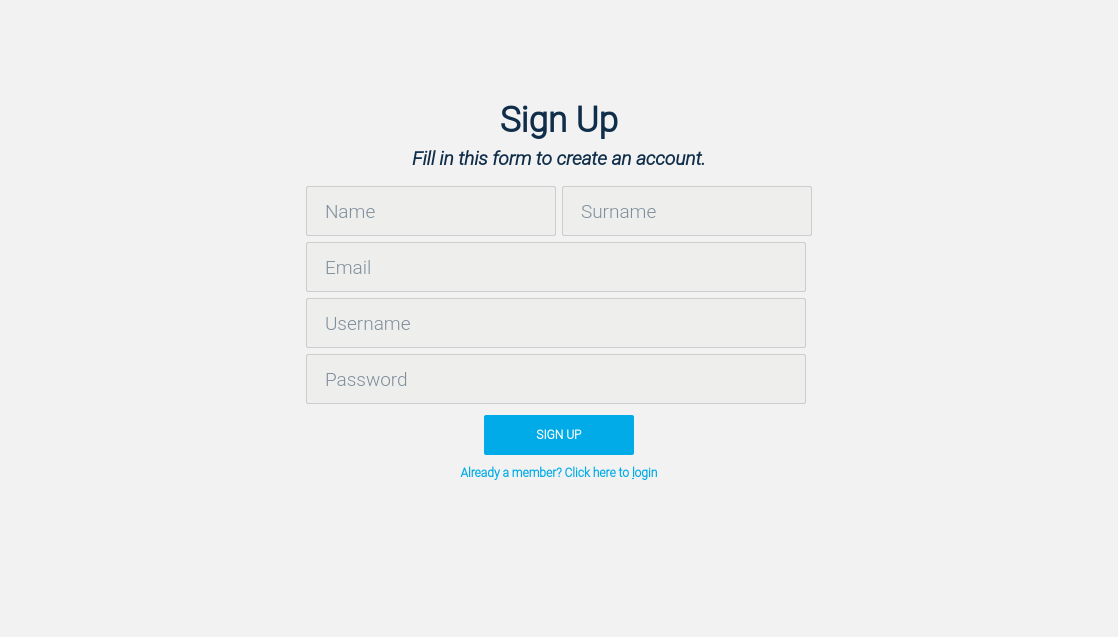
Qt form src/client/loginTextEditor.ui (franco-ruggeri/write-together) before a commit.
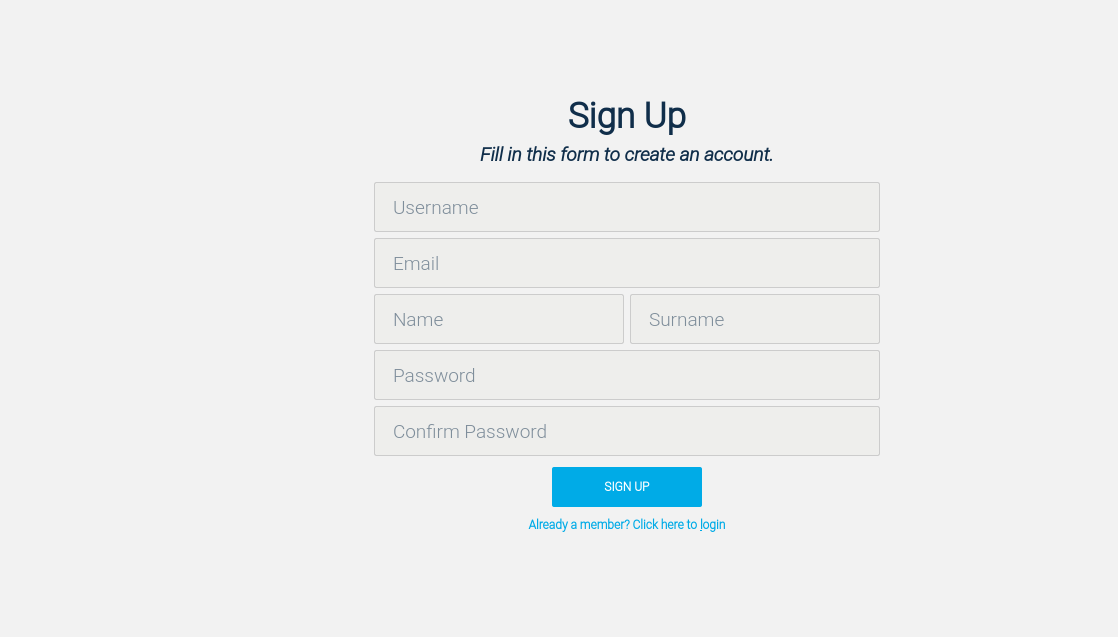
The same form after that commit. The open tabs and pages were chosen to show the change. Icons and pictures are not drawn.

Commit message: minor fixes to layout, added a better image with app title, rearrenged ui in signup

Diff of the .ui file:
```diff
--- a/src/client/loginTextEditor.ui
+++ b/src/client/loginTextEditor.ui
@@ -768,27 +768,79 @@
      <family>Roboto Light</family>
     </font>
    </property>
-   <layout class="QVBoxLayout" name="verticalLayout">
+   <layout class="QVBoxLayout" name="verticalLayout_4">
     <item>
-     <spacer name="verticalSpacer_5">
+     <layout class="QHBoxLayout" name="horizontalLayout_4">
+      <item>
+       <widget class="QLabel" name="label_image_login_2">
+        <property name="enabled">
+         <bool>true</bool>
+        </property>
+        <property name="sizePolicy">
+         <sizepolicy hsizetype="Expanding" vsizetype="Expanding">
+          <horstretch>0</horstretch>
+          <verstretch>0</verstretch>
+         </sizepolicy>
+        </property>
+        <property name="minimumSize">
+         <size>
+          <width>0</width>
+          <height>0</height>
+         </size>
+        </property>
+        <property name="maximumSize">
+         <size>
+          <width>900</width>
+          <height>700</height>
+         </size>
+        </property>
+        <property name="styleSheet">
+         <string notr="true">background-color: transparent;</string>
+        </property>
+        <property name="text">
+         <string/>
+        </property>
+        <property name="pixmap">
+         <pixmap resource="resource.qrc">:/images/background.png</pixmap>
+        </property>
+        <property name="scaledContents">
+         <bool>true</bool>
+        </property>
+       </widget>
+      </item>
+      <item>
+       <spacer name="horizontalSpacer_4">
       <property name="orientation">
-       <enum>Qt::Vertical</enum>
-      </property>
-      <property name="sizeType">
-       <enum>QSizePolicy::Maximum</enum>
+         <enum>Qt::Horizontal</enum>
       </property>
       <property name="sizeHint" stdset="0">
        <size>
-        <width>20</width>
-        <height>90</height>
+          <width>40</width>
+          <height>20</height>
        </size>
       </property>
      </spacer>
     </item>
     <item>
-     <layout class="QVBoxLayout" name="verticalLayout_8">
+       <layout class="QVBoxLayout" name="verticalLayout_3" stretch="0,0,0">
+        <property name="rightMargin">
+         <number>50</number>
+        </property>
       <item>
        <layout class="QVBoxLayout" name="verticalLayout_2">
+          <item>
+           <spacer name="verticalSpacer_12">
+            <property name="orientation">
+             <enum>Qt::Vertical</enum>
+            </property>
+            <property name="sizeHint" stdset="0">
+             <size>
+              <width>20</width>
+              <height>40</height>
+             </size>
+            </property>
+           </spacer>
+          </item>
         <item>
          <widget class="QLabel" name="signup_label_title">
           <property name="font">
@@ -847,26 +899,90 @@
        </layout>
       </item>
       <item>
-       <layout class="QHBoxLayout" name="horizontalLayout_8">
+         <layout class="QVBoxLayout" name="verticalLayout">
         <item>
-         <spacer name="horizontalSpacer_4">
-          <property name="orientation">
-           <enum>Qt::Horizontal</enum>
-          </property>
-          <property name="sizeHint" stdset="0">
+           <widget class="QLineEdit" name="signup_username_lineEdit">
+            <property name="sizePolicy">
+             <sizepolicy hsizetype="Expanding" vsizetype="Preferred">
+              <horstretch>2</horstretch>
+              <verstretch>0</verstretch>
+             </sizepolicy>
+            </property>
+            <property name="minimumSize">
            <size>
-            <width>40</width>
-            <height>20</height>
-           </size>
-          </property>
-         </spacer>
+              <width>250</width>
+              <height>50</height>
+             </size>
+            </property>
+            <property name="maximumSize">
+             <size>
+              <width>16777215</width>
+              <height>50</height>
+             </size>
+            </property>
+            <property name="font">
+             <font>
+              <family>Roboto Light</family>
+              <pointsize>14</pointsize>
+             </font>
+            </property>
+            <property name="styleSheet">
+             <string notr="true">color:  #102E4A; border-radius: 2px;
+
+background-color: rgb(238, 238, 236);</string>
+            </property>
+            <property name="inputMask">
+             <string/>
+            </property>
+            <property name="text">
+             <string/>
+            </property>
+            <property name="placeholderText">
+             <string>Username</string>
+            </property>
+           </widget>
         </item>
         <item>
-         <layout class="QVBoxLayout" name="verticalLayout_6">
-          <item>
-           <layout class="QHBoxLayout" name="horizontalLayout_4">
-            <item>
-             <layout class="QVBoxLayout" name="verticalLayout_4">
+           <widget class="QLineEdit" name="signup_email_lineEdit">
+            <property name="sizePolicy">
+             <sizepolicy hsizetype="Expanding" vsizetype="Preferred">
+              <horstretch>2</horstretch>
+              <verstretch>0</verstretch>
+             </sizepolicy>
+            </property>
+            <property name="minimumSize">
+             <size>
+              <width>250</width>
+              <height>50</height>
+             </size>
+            </property>
+            <property name="maximumSize">
+             <size>
+              <width>16777215</width>
+              <height>50</height>
+             </size>
+            </property>
+            <property name="font">
+             <font>
+              <family>Roboto Light</family>
+              <pointsize>14</pointsize>
+             </font>
+            </property>
+            <property name="styleSheet">
+             <string notr="true">color:  #102E4A; border-radius: 2px;
+background-color: rgb(238, 238, 236);</string>
+            </property>
+            <property name="inputMask">
+             <string/>
+            </property>
+            <property name="text">
+             <string/>
+            </property>
+            <property name="placeholderText">
+             <string>Email</string>
+            </property>
+           </widget>
+          </item>
               <item>
                <layout class="QHBoxLayout" name="horizontalLayout_2">
                 <item>
@@ -957,91 +1073,6 @@
                </layout>
               </item>
               <item>
-               <layout class="QVBoxLayout" name="verticalLayout_3">
-                <item>
-                 <widget class="QLineEdit" name="signup_email_lineEdit">
-                  <property name="sizePolicy">
-                   <sizepolicy hsizetype="Expanding" vsizetype="Preferred">
-                    <horstretch>2</horstretch>
-                    <verstretch>0</verstretch>
-                   </sizepolicy>
-                  </property>
-                  <property name="minimumSize">
-                   <size>
-                    <width>250</width>
-                    <height>50</height>
-                   </size>
-                  </property>
-                  <property name="maximumSize">
-                   <size>
-                    <width>500</width>
-                    <height>50</height>
-                   </size>
-                  </property>
-                  <property name="font">
-                   <font>
-                    <family>Roboto Light</family>
-                    <pointsize>14</pointsize>
-                   </font>
-                  </property>
-                  <property name="styleSheet">
-                   <string notr="true">color:  #102E4A; border-radius: 2px;
-background-color: rgb(238, 238, 236);</string>
-                  </property>
-                  <property name="inputMask">
-                   <string/>
-                  </property>
-                  <property name="text">
-                   <string/>
-                  </property>
-                  <property name="placeholderText">
-                   <string>Email</string>
-                  </property>
-                 </widget>
-                </item>
-                <item>
-                 <widget class="QLineEdit" name="signup_username_lineEdit">
-                  <property name="sizePolicy">
-                   <sizepolicy hsizetype="Expanding" vsizetype="Preferred">
-                    <horstretch>2</horstretch>
-                    <verstretch>0</verstretch>
-                   </sizepolicy>
-                  </property>
-                  <property name="minimumSize">
-                   <size>
-                    <width>250</width>
-                    <height>50</height>
-                   </size>
-                  </property>
-                  <property name="maximumSize">
-                   <size>
-                    <width>500</width>
-                    <height>50</height>
-                   </size>
-                  </property>
-                  <property name="font">
-                   <font>
-                    <family>Roboto Light</family>
-                    <pointsize>14</pointsize>
-                   </font>
-                  </property>
-                  <property name="styleSheet">
-                   <string notr="true">color:  #102E4A; border-radius: 2px;
-
-background-color: rgb(238, 238, 236);</string>
-                  </property>
-                  <property name="inputMask">
-                   <string/>
-                  </property>
-                  <property name="text">
-                   <string/>
-                  </property>
-                  <property name="placeholderText">
-                   <string>Username</string>
-                  </property>
-                 </widget>
-                </item>
-                <item>
                  <widget class="QLineEdit" name="signup_password_lineEdit">
                   <property name="sizePolicy">
                    <sizepolicy hsizetype="Expanding" vsizetype="Preferred">
@@ -1057,7 +1088,7 @@
                   </property>
                   <property name="maximumSize">
                    <size>
-                    <width>500</width>
+              <width>16777215</width>
                     <height>50</height>
                    </size>
                   </property>
@@ -1083,9 +1114,47 @@
                   </property>
                  </widget>
                 </item>
-               </layout>
-              </item>
-             </layout>
+          <item>
+           <widget class="QLineEdit" name="signup_confirm_password_lineEdit">
+            <property name="sizePolicy">
+             <sizepolicy hsizetype="Expanding" vsizetype="Preferred">
+              <horstretch>2</horstretch>
+              <verstretch>0</verstretch>
+             </sizepolicy>
+            </property>
+            <property name="minimumSize">
+             <size>
+              <width>250</width>
+              <height>50</height>
+             </size>
+            </property>
+            <property name="maximumSize">
+             <size>
+              <width>16777215</width>
+              <height>50</height>
+             </size>
+            </property>
+            <property name="font">
+             <font>
+              <family>Roboto Light</family>
+              <pointsize>14</pointsize>
+             </font>
+            </property>
+            <property name="styleSheet">
+             <string notr="true"> border-radius: 2px;
+color:  #102E4A;
+background-color: rgb(238, 238, 236);</string>
+            </property>
+            <property name="inputMask">
+             <string/>
+            </property>
+            <property name="text">
+             <string/>
+            </property>
+            <property name="placeholderText">
+             <string>Confirm Password</string>
+            </property>
+           </widget>
             </item>
            </layout>
           </item>
@@ -1189,6 +1258,19 @@
                 </property>
                </widget>
               </item>
+            <item>
+             <spacer name="verticalSpacer_11">
+              <property name="orientation">
+               <enum>Qt::Vertical</enum>
+              </property>
+              <property name="sizeHint" stdset="0">
+               <size>
+                <width>20</width>
+                <height>40</height>
+               </size>
+              </property>
+             </spacer>
+            </item>
              </layout>
             </item>
            </layout>
@@ -1211,21 +1293,6 @@
        </layout>
       </item>
      </layout>
-    </item>
-    <item>
-     <spacer name="verticalSpacer">
-      <property name="orientation">
-       <enum>Qt::Vertical</enum>
-      </property>
-      <property name="sizeHint" stdset="0">
-       <size>
-        <width>20</width>
-        <height>94</height>
-       </size>
-      </property>
-     </spacer>
-    </item>
-   </layout>
   </widget>
   <widget class="QWidget" name="login_page">
    <property name="font">
```
Left out of the diff: 211 changed lines with no effect on the pictures. Lines whose indentation alone changed are shown as unchanged. The commit also changes 3 other files.
